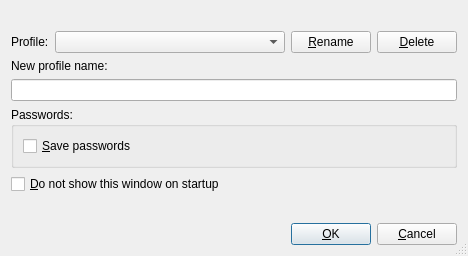
Above: plugins/_core/logindlgbase.ui from BackupTheBerlios/sim-im before the change. Below: the same form after it.
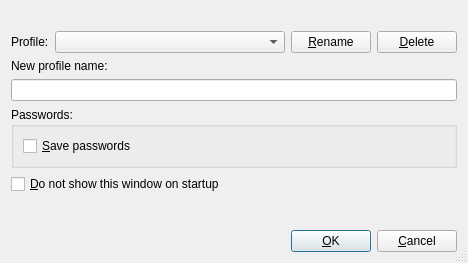
That is the form after the change.

Diff of the .ui file:
```diff
--- a/plugins/_core/logindlgbase.ui
+++ b/plugins/_core/logindlgbase.ui
@@ -7,7 +7,7 @@
     <x>0</x>
     <y>0</y>
     <width>468</width>
-    <height>256</height>
+    <height>263</height>
    </rect>
   </property>
   <property name="windowTitle">
```
Left out of the diff: 98 changed lines with no effect on the pictures.
